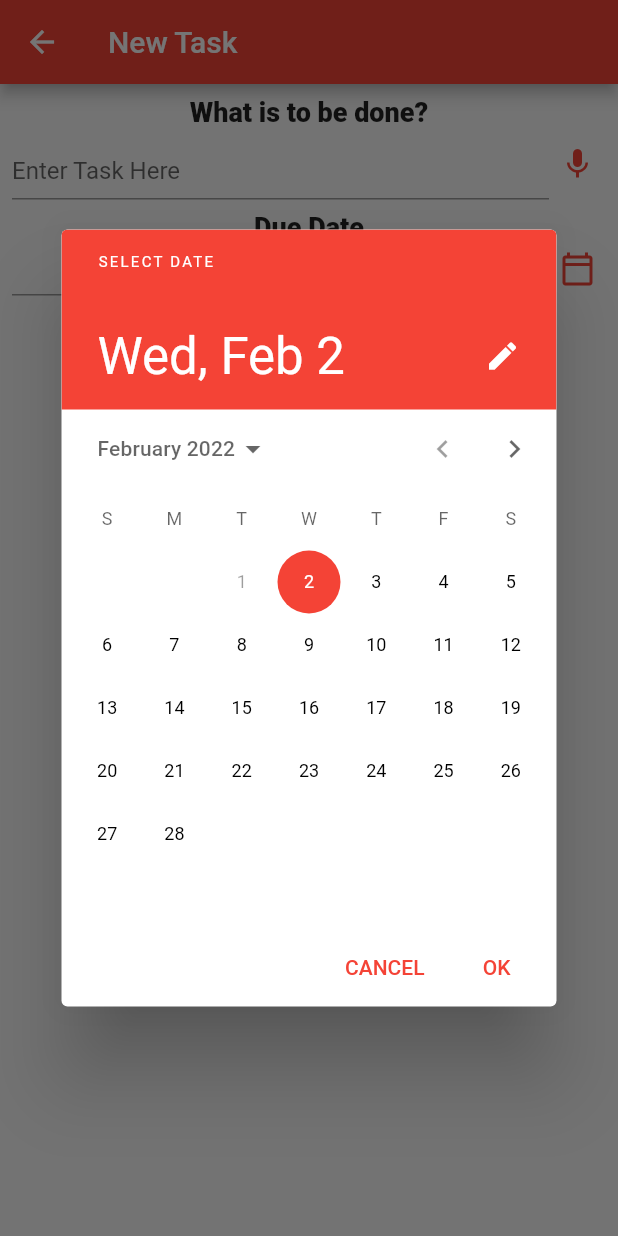
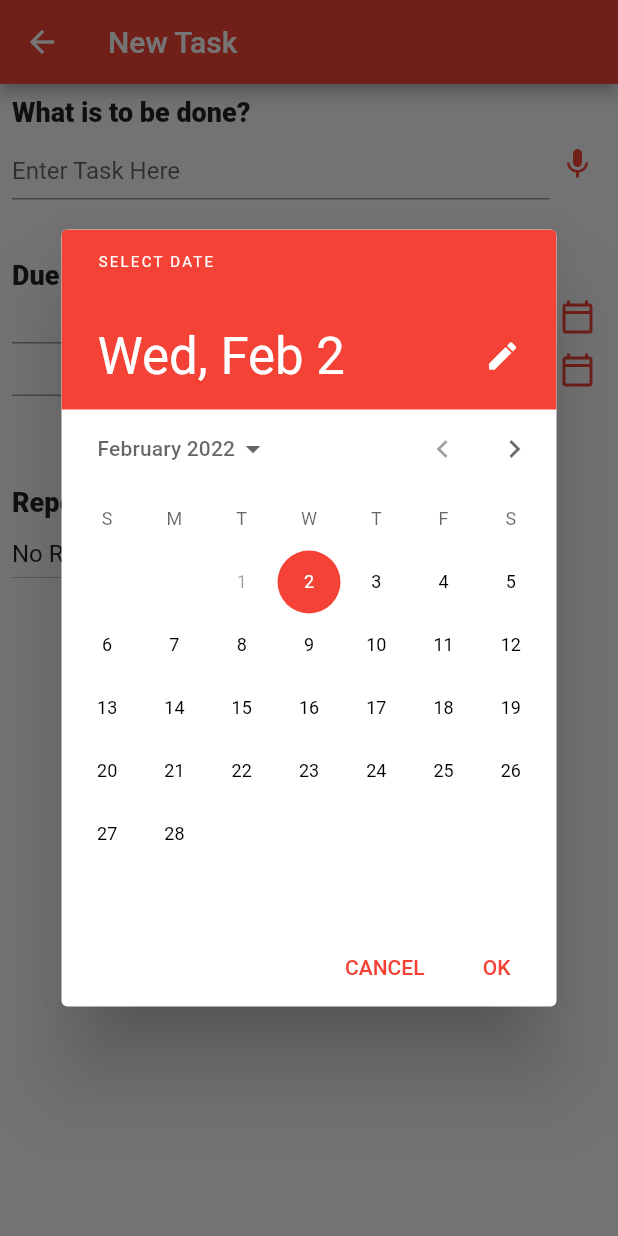
Before and after one commit to akshitkumarsharma/TodoApp, a Flutter app: the NewTaskScreen screen opened by its route, after a tap on the "calendar today" icon, on a phone screen of 412 x 824 dp. Run offline on Flutter 3.47's test engine with Material 2 defaults, Android fonts, the phone set to English and light mode, and no system bars.

Commit message:
Calender picker, cancel button, drop down menu

```diff
--- a/lib/screens/new_task_screen.dart
+++ b/lib/screens/new_task_screen.dart
@@ -1,4 +1,5 @@
 import 'package:flutter/material.dart';
+import 'package:intl/intl.dart';
 
 class NewTaskScreen extends StatefulWidget {
   const NewTaskScreen({Key? key}) : super(key: key);
@@ -8,6 +9,28 @@ class NewTaskScreen extends StatefulWidget {
 }
 
 class _NewTaskScreenState extends State<NewTaskScreen> {
+  DateTime? date = null;
+  TextEditingController dateController = TextEditingController();
+  String repetitionFrequency = "No Repeat";
+  List<String> options = [
+    "No Repeat",
+    "Once a Day",
+    "Once a Day(Mon-Fri)",
+    "Once a week"
+  ];
+  List<DropdownMenuItem<String>> dropdownItemCreater(List<String> itemValues) {
+    List<DropdownMenuItem<String>> dropdownMenuItems = [];
+    for (int i = 0; i < itemValues.length; i++) {
+      dropdownMenuItems.add(
+        DropdownMenuItem<String>(
+          value: itemValues[i],
+          child: Text(itemValues[i]),
+        ),
+      );
+    }
+    return dropdownMenuItems;
+  }
+
   @override
   Widget build(BuildContext context) {
     return Scaffold(
@@ -17,7 +40,9 @@ class _NewTaskScreenState extends State<NewTaskScreen> {
       body: Padding(
         padding: const EdgeInsets.all(8.0),
         child: Column(
+          crossAxisAlignment: CrossAxisAlignment.start,
           children: [
+            //task details
             Text(
               "What is to be done?",
               style: TextStyle(fontSize: 18, fontWeight: FontWeight.w900),
@@ -39,8 +64,9 @@ class _NewTaskScreenState extends State<NewTaskScreen> {
               ],
             ),
             SizedBox(
-              height: 8,
+              height: 40,
             ),
+            //date details
             Text(
               "Due Date",
               style: TextStyle(fontSize: 18, fontWeight: FontWeight.w900),
@@ -49,6 +75,8 @@ class _NewTaskScreenState extends State<NewTaskScreen> {
               children: [
                 Flexible(
                   child: TextField(
+                    controller: dateController,
+                    readOnly: true,
                     decoration: InputDecoration(
                       isDense: true,
                     ),
@@ -57,14 +85,100 @@ class _NewTaskScreenState extends State<NewTaskScreen> {
                 CustomIconButton(
                   iconData: Icons.calendar_today_outlined,
                   onPressed: () async {
-                    var date = await showDatePicker(
+                    var pickedDate = await showDatePicker(
                         context: context,
-                        initialDate: DateTime.now(),
+                        initialDate: date == null ? DateTime.now() : date!,
                         firstDate: DateTime.now(),
                         lastDate: DateTime(2101));
+
+                    if (pickedDate != null) {
+                      date = pickedDate;
+                      setState(() {});
+                      var dateString =
+                          DateFormat('EEEE, d MMM, yyyy').format(pickedDate);
+                      dateController.text = dateString;
+                    }
+
+                    print(pickedDate);
                   },
                 ),
+                Visibility(
+                  visible: date == null ? false : true,
+                  child: CustomIconButton(
+                    iconData: Icons.cancel,
+                    onPressed: () {
+                      date = null;
+                      setState(() {});
+                      dateController.text = "";
+                    },
+                  ),
+                ),
               ],
+            ),
+            //time details
+            Row(
+              children: [
+                Flexible(
+                  child: TextField(
+                    controller: dateController,
+                    readOnly: true,
+                    decoration: InputDecoration(
+                      isDense: true,
+                    ),
+                  ),
+                ),
+                CustomIconButton(
+                  iconData: Icons.calendar_today_outlined,
+                  onPressed: () async {
+                    var pickedDate = await showDatePicker(
+                        context: context,
+                        initialDate: date == null ? DateTime.now() : date!,
+                        firstDate: DateTime.now(),
+                        lastDate: DateTime(2101));
+
+                    if (pickedDate != null) {
+                      date = pickedDate;
+                      setState(() {});
+                      var dateString =
+                          DateFormat('EEEE, d MMM, yyyy').format(pickedDate);
+                      dateController.text = dateString;
+                    }
+
+                    print(pickedDate);
+                  },
+                ),
+                Visibility(
+                  visible: date == null ? false : true,
+                  child: CustomIconButton(
+                    iconData: Icons.cancel,
+                    onPressed: () {
+                      date = null;
+                      setState(() {});
+                      dateController.text = "";
+                    },
+                  ),
+                ),
+              ],
+            ),
+            SizedBox(
+              height: 60,
+            ),
+            Text(
+              "Repeat",
+              style: TextStyle(fontSize: 18, fontWeight: FontWeight.w900),
+            ),
+            DropdownButton<String>(
+              items: dropdownItemCreater(options),
+              value: repetitionFrequency,
+              onChanged: (String? chosenValue) {
+                if (chosenValue != null) {
+                  if (chosenValue != options.last) {
+                    repetitionFrequency =
+                        chosenValue == null ? repetitionFrequency : chosenValue;
+                    setState(() {});
+                  } else {}
+                }
+              },
             ),
           ],
         ),
--- a/pubspec.yaml
+++ b/pubspec.yaml
@@ -34,6 +34,8 @@ dependencies:
   # The following adds the Cupertino Icons font to your application.
   # Use with the CupertinoIcons class for iOS style icons.
   cupertino_icons: ^1.0.2
+
+  intl:
 
 dev_dependencies:
   flutter_test:
```
Also changed, not shown: pubspec.lock.
